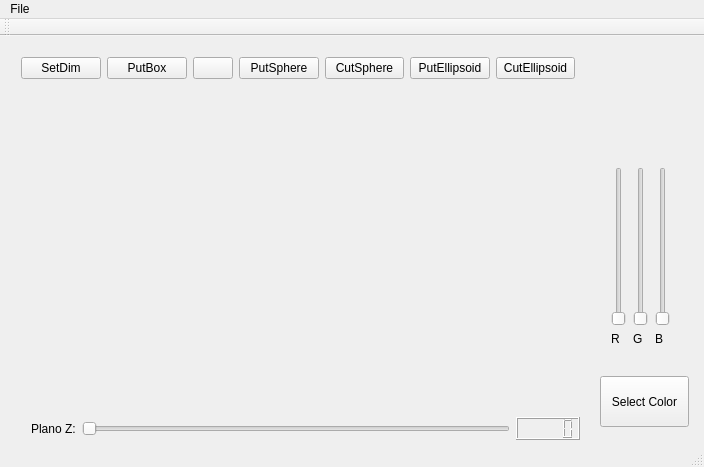
Qt form projeto/mainwindow.ui (davisouzaf/projetoProgramacao) before a commit.
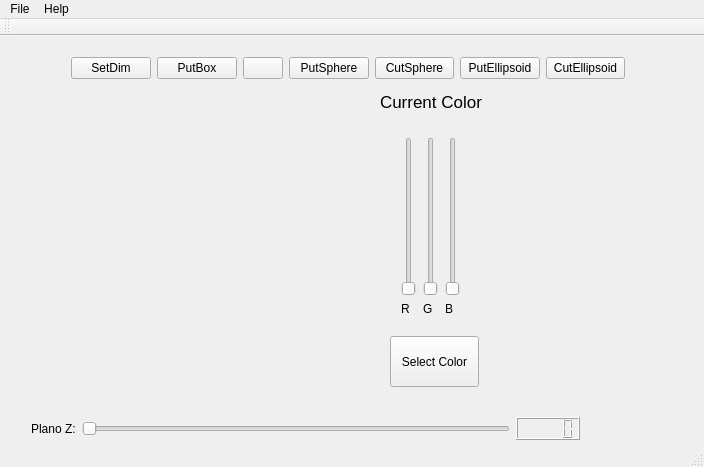
The same form after that commit. Icons and pictures are not drawn. Custom widgets are drawn as their Qt base class.

```diff
--- a/projeto/mainwindow.ui
+++ b/projeto/mainwindow.ui
@@ -17,9 +17,9 @@
    <widget class="Plotter" name="widget" native="true">
     <property name="geometry">
      <rect>
-      <x>10</x>
-      <y>70</y>
-      <width>571</width>
+      <x>60</x>
+      <y>80</y>
+      <width>281</width>
       <height>281</height>
      </rect>
     </property>
@@ -59,7 +59,7 @@
    <widget class="QWidget" name="layoutWidget">
     <property name="geometry">
      <rect>
-      <x>10</x>
+      <x>60</x>
       <y>0</y>
       <width>575</width>
       <height>64</height>
@@ -130,8 +130,8 @@
    <widget class="QPushButton" name="ColorButton">
     <property name="geometry">
      <rect>
-      <x>600</x>
-      <y>340</y>
+      <x>390</x>
+      <y>300</y>
       <width>89</width>
       <height>51</height>
      </rect>
@@ -140,11 +140,11 @@
      <string>Select Color</string>
     </property>
    </widget>
-   <widget class="QWidget" name="">
+   <widget class="QWidget" name="layoutWidget">
     <property name="geometry">
      <rect>
-      <x>600</x>
-      <y>120</y>
+      <x>390</x>
+      <y>90</y>
       <width>82</width>
       <height>201</height>
      </rect>
@@ -206,6 +206,24 @@
      </item>
     </layout>
    </widget>
+   <widget class="QLabel" name="label_5">
+    <property name="geometry">
+     <rect>
+      <x>380</x>
+      <y>50</y>
+      <width>111</width>
+      <height>31</height>
+     </rect>
+    </property>
+    <property name="font">
+     <font>
+      <pointsize>13</pointsize>
+     </font>
+    </property>
+    <property name="text">
+     <string>Current Color</string>
+    </property>
+   </widget>
   </widget>
   <widget class="QMenuBar" name="menuBar">
    <property name="geometry">
@@ -225,7 +243,14 @@
     <addaction name="separator"/>
     <addaction name="actionExit"/>
    </widget>
+   <widget class="QMenu" name="menuHelp">
+    <property name="title">
+     <string>Help</string>
+    </property>
+    <addaction name="actionAbout"/>
+   </widget>
    <addaction name="menuFile"/>
+   <addaction name="menuHelp"/>
   </widget>
   <widget class="QToolBar" name="mainToolBar">
    <attribute name="toolBarArea">
```
Left out of the diff: 7 changed lines with no effect on the pictures.
